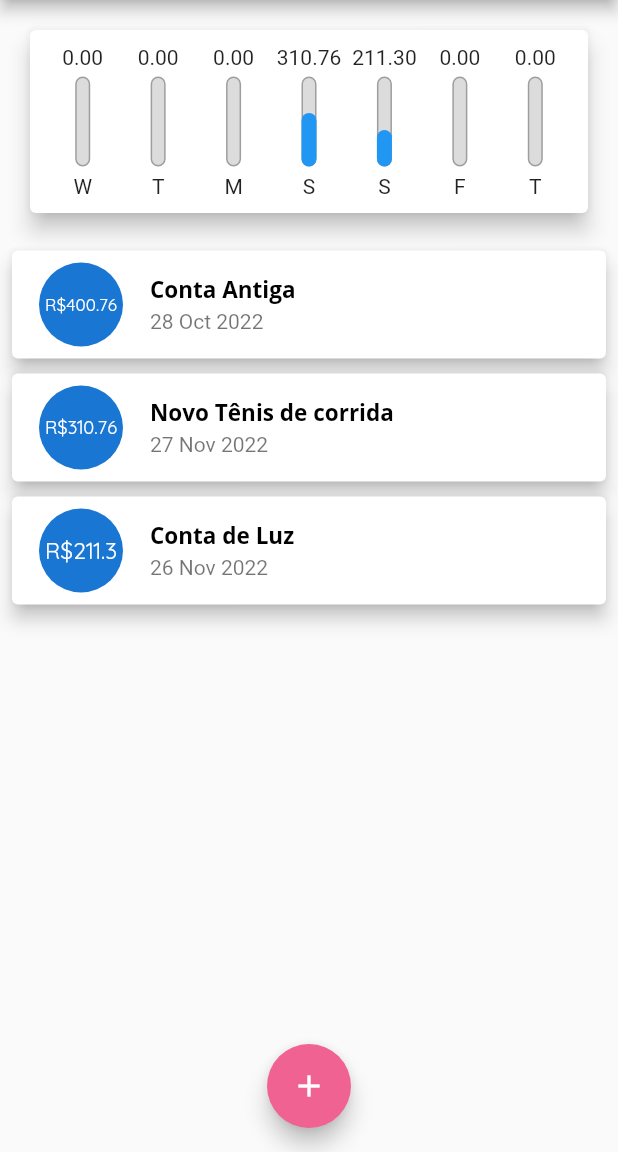
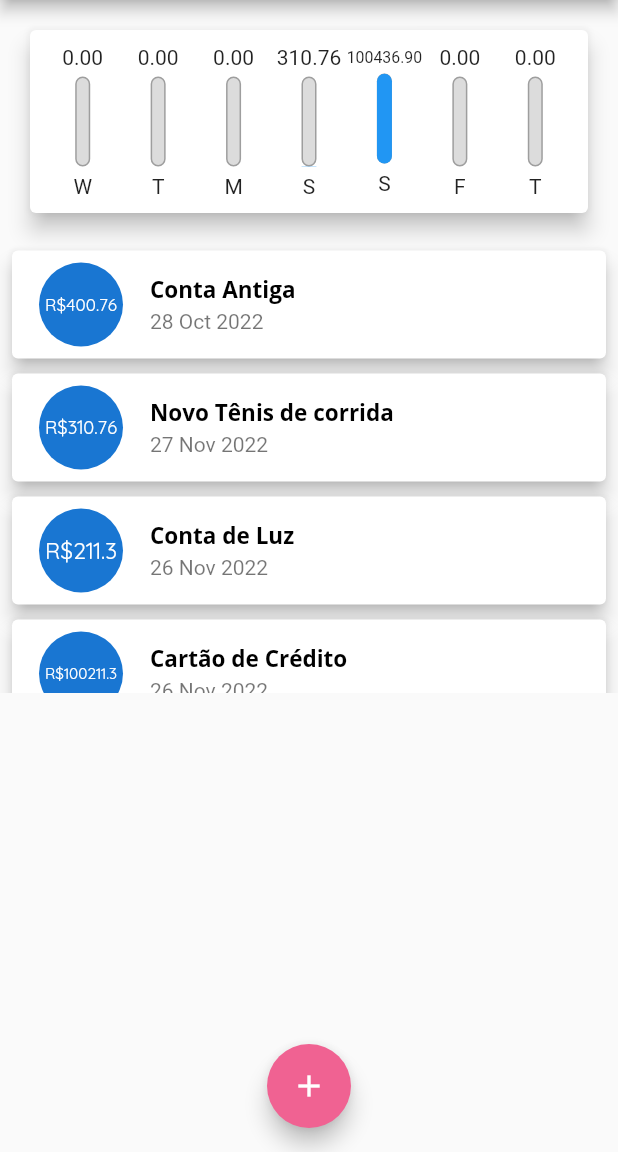
Before and after one commit to andrey-araujo/expenses, a Flutter app: the screen it shows after launch, on a phone screen of 412 x 824 dp, the part 84-1236 px from its top. Run offline on Flutter 3.47's test engine with Material 2 defaults, Android fonts, the phone set to English and light mode, and no system bars.

Commit message:
#aula127: add some transactions

```diff
--- a/lib/components/transaction_list.dart
+++ b/lib/components/transaction_list.dart
@@ -12,7 +12,7 @@ class TransactionList extends StatelessWidget {
   @override
   Widget build(BuildContext context) {
     return SizedBox(
-      height: 500,
+      height: 300,
       child: transactions.isEmpty
           ? Column(
               children: [
--- a/lib/main.dart
+++ b/lib/main.dart
@@ -66,6 +66,18 @@ class _MyHomePageState extends State<MyHomePage> {
       value: 211.30,
       date: DateTime.now().subtract(const Duration(days: 4)),
     ),
+    Transaction(
+      id: 't3',
+      title: 'Cartão de Crédito',
+      value: 100211.30,
+      date: DateTime.now().subtract(const Duration(days: 4)),
+    ),
+    Transaction(
+      id: 't4',
+      title: 'Lanche',
+      value: 14.30,
+      date: DateTime.now().subtract(const Duration(days: 4)),
+    ),
   ];
 
   //criando gatter para realizar a filtragem das transações nos ultimos 7 dias
```
